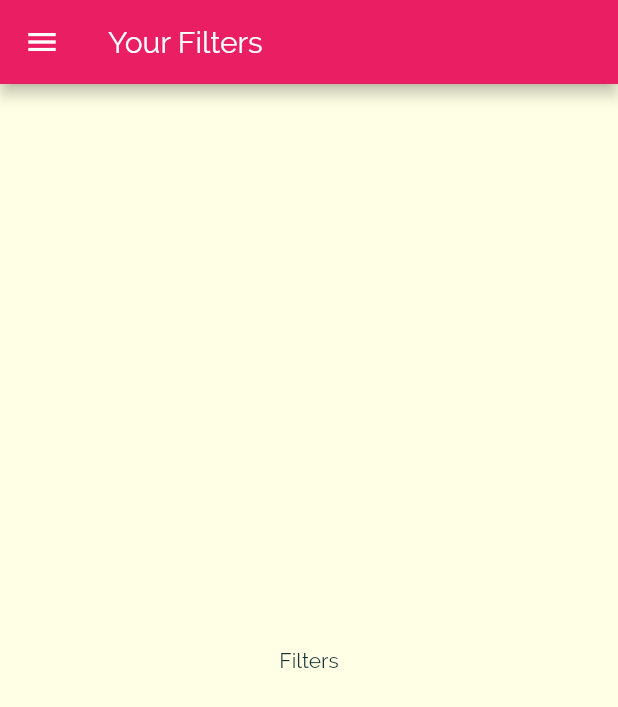
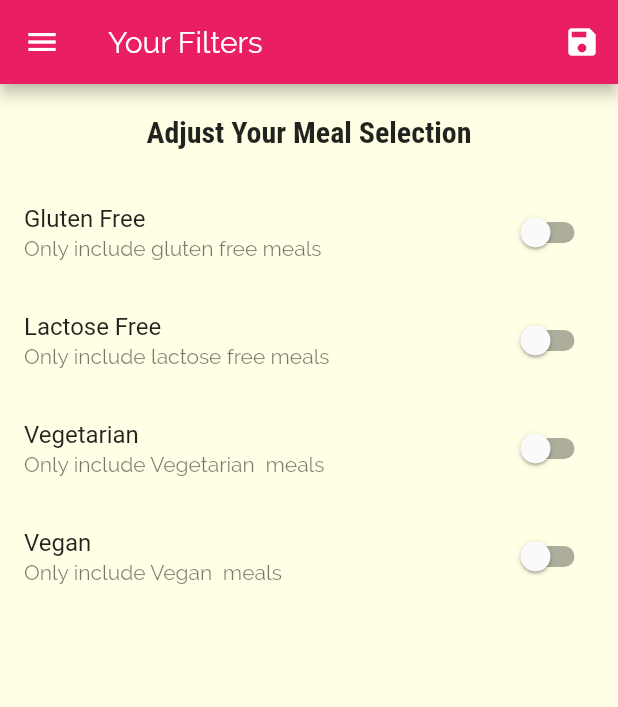
Before and after one commit to gaiyadev/deliMeals, a Flutter app: the FilterScreen screen opened by its route, on a phone screen of 412 x 824 dp. Shown: the top 707 px of the screen. Run offline on Flutter 3.47's test engine with Material 2 defaults, Android fonts, the phone set to English and light mode, and no system bars.

Commit message:
Feat: filtering recipe

```diff
--- a/lib/main.dart
+++ b/lib/main.dart
@@ -1,4 +1,6 @@
 import 'package:flutter/material.dart';
+import 'package:navigation/dummy_data.dart';
+import 'package:navigation/models/meal.dart';
 import 'package:navigation/screen/category_meals_screen.dart';
 import 'package:navigation/screen/filters_screen.dart';
 import 'package:navigation/screen/meal_details_screen.dart';
@@ -6,7 +8,43 @@ import 'package:navigation/screen/tabs_screen.dart';
 
 void main() => runApp(MyApp());
 
-class MyApp extends StatelessWidget {
+class MyApp extends StatefulWidget {
+  @override
+  _MyAppState createState() => _MyAppState();
+}
+
+class _MyAppState extends State<MyApp> {
+  Map<String, bool> _filters = {
+    'gluten': false,
+    'lactose': false,
+    'vegan': false,
+    'vegetarian': false,
+  };
+
+  List<Meal> _availableMeals = DUMMY_MEALS;
+
+  void _setFilters(Map<String, bool> filterData) {
+    setState(() {
+      _filters = filterData;
+
+      _availableMeals = DUMMY_MEALS.where((meal) {
+        if (_filters['gluten'] && !meal.isGlutenFree) {
+          return false;
+        }
+        if (_filters['lactose'] && !meal.isLactoseFree) {
+          return false;
+        }
+        if (_filters['vegan'] && !meal.isVegan) {
+          return false;
+        }
+        if (_filters['vegetarian'] && !meal.isVegetarian) {
+          return false;
+        }
+        return true;
+      }).toList();
+    });
+  }
+
   @override
   Widget build(BuildContext context) {
     return MaterialApp(
@@ -31,9 +69,9 @@ class MyApp extends StatelessWidget {
       initialRoute: '/',
       routes: {
         '/': (context) => TabsScreen(),
-        CategoryMealScreen.id: (context) => CategoryMealScreen(),
+        CategoryMealScreen.id: (context) => CategoryMealScreen(_availableMeals),
         MealDetailsScreen.id: (context) => MealDetailsScreen(),
-        FilterScreen.id: (context) => FilterScreen(),
+        FilterScreen.id: (context) => FilterScreen(_filters, _setFilters,),
       },
     );
   }
--- a/lib/screen/category_meals_screen.dart
+++ b/lib/screen/category_meals_screen.dart
@@ -1,10 +1,11 @@
 import 'package:flutter/material.dart';
-import 'package:navigation/dummy_data.dart';
 import 'package:navigation/models/meal.dart';
 import 'package:navigation/widgets/meal_item.dart';
 
 class CategoryMealScreen extends StatefulWidget {
   static const id = '/category_meals_screen';
+  final List<Meal> availableMeals;
+  CategoryMealScreen(this.availableMeals);
 
   @override
   _CategoryMealScreenState createState() => _CategoryMealScreenState();
@@ -28,7 +29,7 @@ class _CategoryMealScreenState extends State<CategoryMealScreen> {
           ModalRoute.of(context).settings.arguments as Map<String, String>;
       categoryTitle = routeArg['title'];
       final categoryId = routeArg['id'];
-      displayMeals = DUMMY_MEALS.where((meal) {
+      displayMeals = widget.availableMeals.where((meal) {
         return meal.categories.contains(categoryId);
       }).toList();
       _loadedInitData = true;
--- a/lib/screen/filters_screen.dart
+++ b/lib/screen/filters_screen.dart
@@ -1,18 +1,124 @@
 import 'package:flutter/material.dart';
 import 'package:navigation/widgets/main_drawer.dart';
 
-class FilterScreen extends StatelessWidget {
+class FilterScreen extends StatefulWidget {
   static const id = 'filterScreen';
+  final Function saveFilters;
+  final Map<String, bool> currentFilter;
+  FilterScreen(
+    this.currentFilter,
+    this.saveFilters,
+  );
+
+  @override
+  _FilterScreenState createState() => _FilterScreenState();
+}
+
+class _FilterScreenState extends State<FilterScreen> {
+  bool _glutenFree = false;
+  bool _vegetarian = false;
+  bool _vegan = false;
+  bool _lactoseFree = false;
+
+  Widget _buildSwitchListTile(
+    String title,
+    String description,
+    bool currentValue,
+    Function updateValue,
+  ) {
+    return SwitchListTile(
+      title: Text(title),
+      subtitle: Text(description),
+      value: currentValue,
+      onChanged: updateValue,
+    );
+  }
+
+  @override
+  void initState() {
+    _glutenFree = widget.currentFilter['gluten'];
+    _lactoseFree = widget.currentFilter['lactose'];
+    _vegetarian = widget.currentFilter['vegetarian'];
+    _vegan = widget.currentFilter['vegan'];
+    super.initState();
+  }
 
   @override
   Widget build(BuildContext context) {
     return Scaffold(
       appBar: AppBar(
         title: Text('Your Filters'),
+        actions: [
+          IconButton(
+            icon: Icon(Icons.save),
+            onPressed: () {
+              final selectedFilters = {
+                'gluten': _glutenFree,
+                'lactose': _lactoseFree,
+                'vegan': _vegan,
+                'vegetarian': _vegan,
+              };
+              widget.saveFilters(selectedFilters);
+            },
+          )
+        ],
       ),
       drawer: MainDrawer(),
-      body: Center(
-        child: Text('Filters'),
+      body: Column(
+        children: [
+          Container(
+            padding: EdgeInsets.all(20.0),
+            child: Text(
+              'Adjust Your Meal Selection',
+              style: Theme.of(context).textTheme.headline6,
+            ),
+          ),
+          Expanded(
+              child: ListView(
+            children: [
+              _buildSwitchListTile(
+                'Gluten Free',
+                'Only include gluten free meals',
+                _glutenFree,
+                (newValue) {
+                  setState(() {
+                    _glutenFree = newValue;
+                  });
+                },
+              ),
+              _buildSwitchListTile(
+                'Lactose Free',
+                'Only include lactose free meals',
+                _lactoseFree,
+                (newValue) {
+                  setState(() {
+                    _lactoseFree = newValue;
+                  });
+                },
+              ),
+              _buildSwitchListTile(
+                'Vegetarian',
+                'Only include Vegetarian  meals',
+                _vegetarian,
+                (newValue) {
+                  setState(() {
+                    _vegetarian = newValue;
+                  });
+                },
+              ),
+              _buildSwitchListTile(
+                'Vegan',
+                'Only include Vegan  meals',
+                _vegan,
+                (newValue) {
+                  setState(() {
+                    _vegan = newValue;
+                  });
+                },
+              ),
+            ],
+          ))
+        ],
       ),
     );
   }
```
